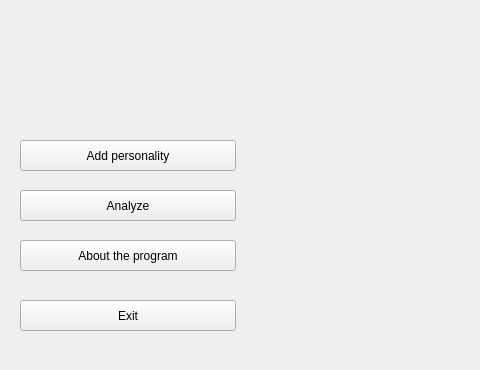
Qt form GUI/MainMenu.ui (sergiusnick/who_is) before a commit; both pictures show x 0 to 480 and y 0 to 370 of the 700 by 370 pixel window.
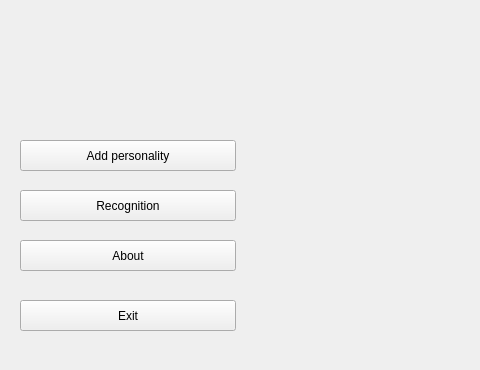
The same form after that commit.

Diff of the .ui file:
```diff
--- a/GUI/MainMenu.ui
+++ b/GUI/MainMenu.ui
@@ -38,7 +38,7 @@
 </string>
     </property>
     <property name="text">
-     <string>Analyze</string>
+     <string>Recognition</string>
     </property>
    </widget>
    <widget class="QPushButton" name="pushAddPerson">
@@ -92,7 +92,7 @@
 </string>
     </property>
     <property name="text">
-     <string>About the program</string>
+     <string>About</string>
     </property>
    </widget>
    <widget class="QPushButton" name="pushExit">
```
Left out of the diff: 2 changed lines with no effect on the pictures.
